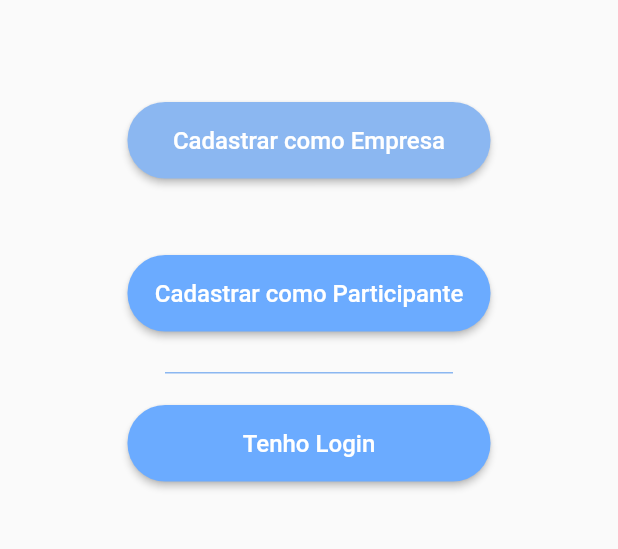
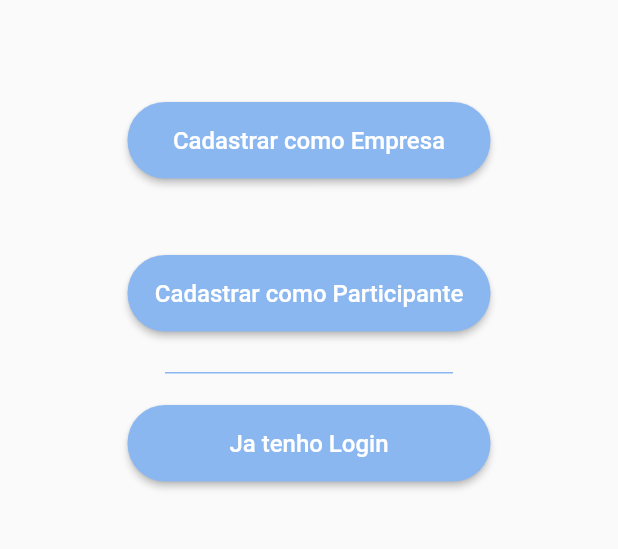
Before and after one commit to Felipe-Takayuki/Omni, a Flutter app: the screen it shows after launch, on a phone screen of 412 x 824 dp, the part 168-717 px from its top. Run offline on Flutter 3.47's test engine with Material 2 defaults, Android fonts, the phone set to English and light mode, and no system bars.

Commit message:
Componetização de Botões

```diff
--- a/lib/main.dart
+++ b/lib/main.dart
@@ -22,7 +22,7 @@ class _MyAppState extends State<MyApp> {
     );
   }
 }
-
+// Splash_Screen
 class Splash extends StatefulWidget {
   const Splash({Key? key}) : super(key: key);
 
@@ -69,6 +69,7 @@ class _SplashScreenState extends State<SplashScreen> {
         mainAxisSize: MainAxisSize.min,
         crossAxisAlignment: CrossAxisAlignment.center,
         children: [
+          // Logo
           Padding(
             padding:
                 EdgeInsets.only(left: 20, right: 20, top: 44.92, bottom: 46.55),
@@ -89,7 +90,7 @@ class _SplashScreenState extends State<SplashScreen> {
             child: Row(
               mainAxisAlignment: MainAxisAlignment.center,
             children: [
-
+              // Logo DevMenthors
               Image.asset("assets/images/logo.png", width: 159 , height: 48, fit: BoxFit.cover,),
 
             ],),
--- a/lib/pages/pageoption.dart
+++ b/lib/pages/pageoption.dart
@@ -1,6 +1,7 @@
 import 'package:flutter/material.dart';
 import 'package:omnipresent_test/pages/PageCadastro.dart';
 import 'package:omnipresent_test/pages/PageLogin.dart';
+import 'package:omnipresent_test/widgets/botao.dart';
 class OpcoesdeLogin extends StatefulWidget {
   const OpcoesdeLogin({super.key});
 
@@ -41,14 +42,11 @@ class _TeladeOpcoesState extends State<TeladeOpcoes> {
                   ),
               Padding(
                 padding: const EdgeInsets.only(bottom: 51),
-                child: ElevatedButton(onPressed: (){}, child: Text('Cadastrar como Empresa', style: TextStyle(fontSize: 16),), style: ElevatedButton.styleFrom( backgroundColor: Color.fromRGBO(139, 183, 241, 1), fixedSize: Size(242, 51), shape: RoundedRectangleBorder(borderRadius: BorderRadius.circular(25)),),),
+                child: ButtonCAD(tituloBotao: "Cadastrar como Empresa", rota: null,)
               ),
                    Padding(
                 padding: const EdgeInsets.only(bottom: 27),
-                child: ElevatedButton(onPressed: (){
-                     Navigator.of(context).push(MaterialPageRoute(
-                          builder: (context) => CadastroTela()));
-                }, child: Text('Cadastrar como Participante', style: TextStyle(fontSize: 16),), style: ElevatedButton.styleFrom( backgroundColor: Color.fromRGBO(107, 171, 255, 1), fixedSize: Size(242, 51), shape: RoundedRectangleBorder(borderRadius: BorderRadius.circular(25)),),),
+                child: ButtonCAD(tituloBotao: 'Cadastrar como Participante', rota: CadastroTela(),)
               ),
               Padding(
                 padding: const EdgeInsets.only(bottom: 21),
@@ -56,7 +54,7 @@ class _TeladeOpcoesState extends State<TeladeOpcoes> {
               ),
               Center(child: Padding(
                 padding: const EdgeInsets.only(bottom: 51),
-                child: ElevatedButton(onPressed: (){}, child: Text('Tenho Login', style: TextStyle(fontSize: 16),), style: ElevatedButton.styleFrom( backgroundColor: const Color.fromRGBO(107, 171, 255, 1), fixedSize: Size(242, 51), shape: RoundedRectangleBorder(borderRadius: BorderRadius.circular(25)),),),
+                child: ButtonCAD(tituloBotao: 'Ja tenho Login', rota: LoginPage(),)
               )),
 
           ],
--- a/lib/widgets/botao.dart
+++ b/lib/widgets/botao.dart
@@ -2,7 +2,7 @@ import 'package:flutter/material.dart';
 import 'package:omnipresent_test/pages/perfil.dart';
 
 class Botao extends StatefulWidget {
-  const Botao({ Key? key }) : super(key: key);
+  const Botao({Key? key}) : super(key: key);
 
   @override
   _BotaoState createState() => _BotaoState();
@@ -17,21 +17,58 @@ class _BotaoState extends State<Botao> {
           padding: const EdgeInsets.only(bottom: 24),
           child: ElevatedButton(
             onPressed: () {
-                                   Navigator.of(context).push(MaterialPageRoute(
-                              builder: (context) => Perfil()));
+              Navigator.of(context)
+                  .push(MaterialPageRoute(builder: (context) => Perfil()));
             },
             child: Text(
               'Confirmar',
               style: TextStyle(fontSize: 16, fontWeight: FontWeight.w400),
             ),
-                                style: ElevatedButton.styleFrom(fixedSize: Size(217, 44), shape: RoundedRectangleBorder(borderRadius: BorderRadius.circular(25), )),
+            style: ElevatedButton.styleFrom(
+                fixedSize: Size(217, 44),
+                shape: RoundedRectangleBorder(
+                  borderRadius: BorderRadius.circular(25),
+                )),
           ),
         ),
         Padding(
           padding: const EdgeInsets.only(bottom: 62),
-                              child: TextButton(onPressed: (){}, child: Text('Voltar' , style: TextStyle(fontSize: 16, fontWeight: FontWeight.w400, color: Color.fromRGBO(139, 183, 241, 1), decoration: TextDecoration.underline),)),
+          child: TextButton(
+              onPressed: () {},
+              child: Text(
+                'Voltar',
+                style: TextStyle(
+                    fontSize: 16,
+                    fontWeight: FontWeight.w400,
+                    color: Color.fromRGBO(139, 183, 241, 1),
+                    decoration: TextDecoration.underline),
+              )),
         )
       ],
     );
   }
 }
+
+class ButtonCAD extends StatelessWidget {
+  const ButtonCAD({super.key, required this.tituloBotao, this.rota});
+  final String tituloBotao;
+  final dynamic rota;
+  @override
+  Widget build(BuildContext context) {
+    return ElevatedButton(
+      onPressed: () {
+           Navigator.of(context).push(MaterialPageRoute(
+                          builder: (context) => rota));
+      },
+      child: Text(
+        tituloBotao,
+        style: TextStyle(fontSize: 16),
+      ),
+      style: ElevatedButton.styleFrom(
+        backgroundColor: Color.fromRGBO(139, 183, 241, 1),
+        fixedSize: Size(242, 51),
+        shape: RoundedRectangleBorder(borderRadius: BorderRadius.circular(25)),
+      ),
+    );
+  }
+}
```
Lines whose indentation alone changed are shown as unchanged.
